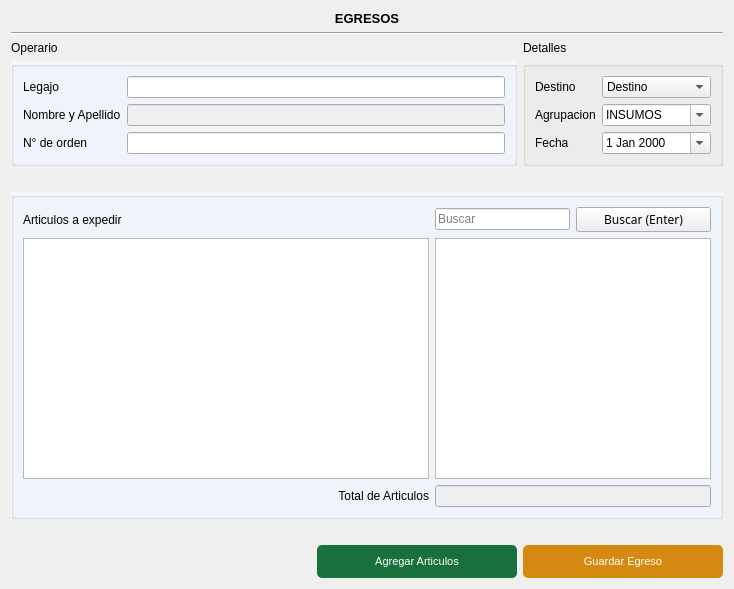
Qt form gui/egresos/egreso.ui (Lonaris/Corupel) before a commit.
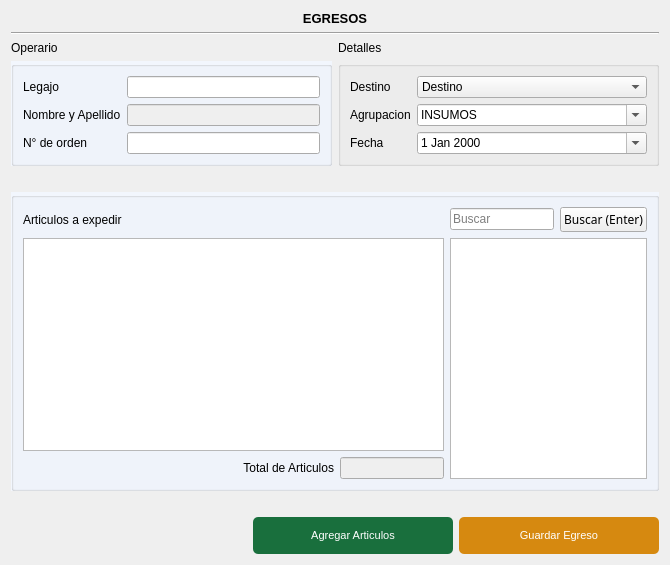
The same form after that commit. Icons and pictures are not drawn.

```diff
--- a/gui/egresos/egreso.ui
+++ b/gui/egresos/egreso.ui
@@ -6,8 +6,8 @@
    <rect>
     <x>0</x>
     <y>0</y>
-    <width>734</width>
-    <height>589</height>
+    <width>670</width>
+    <height>565</height>
    </rect>
   </property>
   <property name="windowTitle">
@@ -19,7 +19,20 @@
   </property>
   <layout class="QGridLayout" name="gridLayout_3">
    <item row="0" column="0">
-    <layout class="QGridLayout" name="gridLayout_2" rowstretch="0,0,0,0,0,0,0,0,100,0,10" columnstretch="1,0">
+    <layout class="QGridLayout" name="gridLayout_2" rowstretch="0,0,0,0,0,0,0,0,80,0,10" columnstretch="10,10">
+     <item row="6" column="0" colspan="2">
+      <spacer name="horizontalSpacer_2">
+       <property name="orientation">
+        <enum>Qt::Horizontal</enum>
+       </property>
+       <property name="sizeHint" stdset="0">
+        <size>
+         <width>40</width>
+         <height>20</height>
+        </size>
+       </property>
+      </spacer>
+     </item>
      <item row="5" column="1">
       <widget class="QGroupBox" name="Detalles_egreso">
        <property name="styleSheet">
@@ -99,19 +112,6 @@
        </layout>
       </widget>
      </item>
-     <item row="6" column="0" colspan="2">
-      <spacer name="horizontalSpacer_2">
-       <property name="orientation">
-        <enum>Qt::Horizontal</enum>
-       </property>
-       <property name="sizeHint" stdset="0">
-        <size>
-         <width>40</width>
-         <height>20</height>
-        </size>
-       </property>
-      </spacer>
-     </item>
      <item row="7" column="0" rowspan="2" colspan="2">
       <widget class="QGroupBox" name="Articulos">
        <property name="styleSheet">
@@ -122,38 +122,8 @@
        <property name="title">
         <string/>
        </property>
-       <layout class="QGridLayout" name="gridLayout" rowstretch="0,0,0,1,0" columnstretch="3,1,1">
-        <item row="1" column="1">
-         <widget class="QLineEdit" name="buscador">
-          <property name="placeholderText">
-           <string>Buscar</string>
-          </property>
-         </widget>
-        </item>
-        <item row="1" column="0">
-         <widget class="QLabel" name="label_3">
-          <property name="text">
-           <string>Articulos a expedir</string>
-          </property>
-         </widget>
-        </item>
-        <item row="3" column="0">
-         <widget class="QTableView" name="tbl_egresos">
-          <property name="focusPolicy">
-           <enum>Qt::TabFocus</enum>
-          </property>
-          <property name="tabKeyNavigation">
-           <bool>false</bool>
-          </property>
-          <attribute name="horizontalHeaderStretchLastSection">
-           <bool>true</bool>
-          </attribute>
-          <attribute name="verticalHeaderVisible">
-           <bool>false</bool>
-          </attribute>
-         </widget>
-        </item>
-        <item row="1" column="2">
+       <layout class="QGridLayout" name="gridLayout" rowstretch="0,0,0,1,0" columnstretch="3,1,1,0">
+        <item row="1" column="3">
          <widget class="QPushButton" name="btn_buscar">
           <property name="sizePolicy">
            <sizepolicy hsizetype="Expanding" vsizetype="Expanding">
@@ -184,8 +154,19 @@
           </property>
          </widget>
         </item>
-        <item row="3" column="1" colspan="2">
-         <widget class="QTableView" name="tableView"/>
+        <item row="1" column="2">
+         <widget class="QLineEdit" name="buscador">
+          <property name="placeholderText">
+           <string>Buscar</string>
+          </property>
+         </widget>
+        </item>
+        <item row="1" column="0">
+         <widget class="QLabel" name="label_3">
+          <property name="text">
+           <string>Articulos a expedir</string>
+          </property>
+         </widget>
         </item>
         <item row="4" column="0">
          <widget class="QLabel" name="label_total_cant">
@@ -197,7 +178,7 @@
           </property>
          </widget>
         </item>
-        <item row="4" column="1" colspan="2">
+        <item row="4" column="1">
          <widget class="QLineEdit" name="egr_total_cant">
           <property name="enabled">
            <bool>false</bool>
@@ -210,16 +191,34 @@
           </property>
          </widget>
         </item>
+        <item row="3" column="0" colspan="2">
+         <widget class="QTableView" name="tbl_egresos">
+          <property name="focusPolicy">
+           <enum>Qt::TabFocus</enum>
+          </property>
+          <property name="sizeAdjustPolicy">
+           <enum>QAbstractScrollArea::AdjustIgnored</enum>
+          </property>
+          <property name="editTriggers">
+           <set>QAbstractItemView::DoubleClicked</set>
+          </property>
+          <property name="tabKeyNavigation">
+           <bool>true</bool>
+          </property>
+          <attribute name="horizontalHeaderStretchLastSection">
+           <bool>true</bool>
+          </attribute>
+          <attribute name="verticalHeaderVisible">
+           <bool>false</bool>
+          </attribute>
+         </widget>
+        </item>
+        <item row="3" column="2" rowspan="2" colspan="2">
+         <widget class="QTableView" name="tableView"/>
+        </item>
        </layout>
       </widget>
      </item>
-     <item row="4" column="1">
-      <widget class="QLabel" name="label_2">
-       <property name="text">
-        <string>Detalles</string>
-       </property>
-      </widget>
-     </item>
      <item row="10" column="0" colspan="2">
       <layout class="QHBoxLayout" name="Botones">
        <item>
@@ -321,10 +320,10 @@
        </item>
       </layout>
      </item>
-     <item row="3" column="0" colspan="2">
-      <widget class="Line" name="line">
-       <property name="orientation">
-        <enum>Qt::Horizontal</enum>
+     <item row="4" column="1">
+      <widget class="QLabel" name="label_2">
+       <property name="text">
+        <string>Detalles</string>
        </property>
       </widget>
      </item>
@@ -351,13 +350,6 @@
        </property>
       </widget>
      </item>
-     <item row="4" column="0">
-      <widget class="QLabel" name="label">
-       <property name="text">
-        <string>Operario</string>
-       </property>
-      </widget>
-     </item>
      <item row="5" column="0">
       <widget class="QGroupBox" name="Operario">
        <property name="styleSheet">
@@ -409,6 +401,20 @@
        </layout>
       </widget>
      </item>
+     <item row="4" column="0">
+      <widget class="QLabel" name="label">
+       <property name="text">
+        <string>Operario</string>
+       </property>
+      </widget>
+     </item>
+     <item row="3" column="0" colspan="2">
+      <widget class="Line" name="line">
+       <property name="orientation">
+        <enum>Qt::Horizontal</enum>
+       </property>
+      </widget>
+     </item>
      <item row="9" column="0" colspan="2">
       <spacer name="horizontalSpacer_3">
        <property name="orientation">
```
